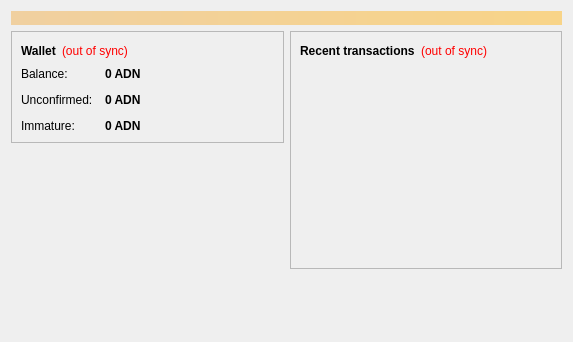
Above: src/qt/forms/overviewpage.ui from chrisfranko/litecoin before the change. Below: the same form after it.
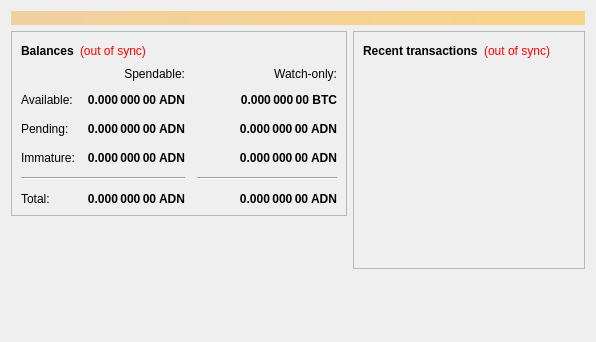
That is the form after the change.

```diff
--- a/src/qt/forms/overviewpage.ui
+++ b/src/qt/forms/overviewpage.ui
@@ -6,7 +6,7 @@
    <rect>
     <x>0</x>
     <y>0</y>
-    <width>573</width>
+    <width>596</width>
     <height>342</height>
    </rect>
   </property>
@@ -54,7 +54,7 @@
                </font>
               </property>
               <property name="text">
-               <string>Wallet</string>
+               <string>Balances</string>
               </property>
              </widget>
             </item>
@@ -75,6 +75,159 @@
              </widget>
             </item>
             <item>
+             <spacer name="horizontalSpacer_3">
+              <property name="orientation">
+               <enum>Qt::Horizontal</enum>
+              </property>
+              <property name="sizeHint" stdset="0">
+               <size>
+                <width>40</width>
+                <height>20</height>
+               </size>
+              </property>
+             </spacer>
+            </item>
+           </layout>
+          </item>
+          <item>
+           <layout class="QGridLayout" name="gridLayout">
+            <property name="spacing">
+             <number>12</number>
+            </property>
+            <item row="2" column="2">
+             <widget class="QLabel" name="labelWatchPending">
+              <property name="font">
+               <font>
+                <weight>75</weight>
+                <bold>true</bold>
+               </font>
+              </property>
+              <property name="cursor">
+               <cursorShape>IBeamCursor</cursorShape>
+              </property>
+              <property name="toolTip">
+               <string>Unconfirmed transactions to watch-only addresses</string>
+              </property>
+              <property name="text">
+               <string notr="true">0.000 000 00 ADN</string>
+              </property>
+              <property name="alignment">
+               <set>Qt::AlignRight|Qt::AlignTrailing|Qt::AlignVCenter</set>
+              </property>
+              <property name="textInteractionFlags">
+               <set>Qt::LinksAccessibleByMouse|Qt::TextSelectableByKeyboard|Qt::TextSelectableByMouse</set>
+              </property>
+             </widget>
+            </item>
+            <item row="2" column="1">
+             <widget class="QLabel" name="labelUnconfirmed">
+              <property name="font">
+               <font>
+                <weight>75</weight>
+                <bold>true</bold>
+               </font>
+              </property>
+              <property name="cursor">
+               <cursorShape>IBeamCursor</cursorShape>
+              </property>
+              <property name="toolTip">
+               <string>Total of transactions that have yet to be confirmed, and do not yet count toward the spendable balance</string>
+              </property>
+              <property name="text">
+               <string notr="true">0.000 000 00 ADN</string>
+              </property>
+              <property name="alignment">
+               <set>Qt::AlignRight|Qt::AlignTrailing|Qt::AlignVCenter</set>
+              </property>
+              <property name="textInteractionFlags">
+               <set>Qt::LinksAccessibleByMouse|Qt::TextSelectableByKeyboard|Qt::TextSelectableByMouse</set>
+              </property>
+             </widget>
+            </item>
+            <item row="3" column="2">
+             <widget class="QLabel" name="labelWatchImmature">
+              <property name="font">
+               <font>
+                <weight>75</weight>
+                <bold>true</bold>
+               </font>
+              </property>
+              <property name="cursor">
+               <cursorShape>IBeamCursor</cursorShape>
+              </property>
+              <property name="toolTip">
+               <string>Mined balance in watch-only addresses that has not yet matured</string>
+              </property>
+              <property name="text">
+               <string notr="true">0.000 000 00 ADN</string>
+              </property>
+              <property name="alignment">
+               <set>Qt::AlignRight|Qt::AlignTrailing|Qt::AlignVCenter</set>
+              </property>
+              <property name="textInteractionFlags">
+               <set>Qt::LinksAccessibleByMouse|Qt::TextSelectableByKeyboard|Qt::TextSelectableByMouse</set>
+              </property>
+             </widget>
+            </item>
+            <item row="4" column="0" colspan="2">
+             <widget class="Line" name="line">
+              <property name="orientation">
+               <enum>Qt::Horizontal</enum>
+              </property>
+             </widget>
+            </item>
+            <item row="4" column="2">
+             <widget class="Line" name="lineWatchBalance">
+              <property name="sizePolicy">
+               <sizepolicy hsizetype="Preferred" vsizetype="Fixed">
+                <horstretch>0</horstretch>
+                <verstretch>0</verstretch>
+               </sizepolicy>
+              </property>
+              <property name="minimumSize">
+               <size>
+                <width>140</width>
+                <height>0</height>
+               </size>
+              </property>
+              <property name="orientation">
+               <enum>Qt::Horizontal</enum>
+              </property>
+             </widget>
+            </item>
+            <item row="5" column="0">
+             <widget class="QLabel" name="labelTotalText">
+              <property name="text">
+               <string>Total:</string>
+              </property>
+             </widget>
+            </item>
+            <item row="3" column="1">
+             <widget class="QLabel" name="labelImmature">
+              <property name="font">
+               <font>
+                <weight>75</weight>
+                <bold>true</bold>
+               </font>
+              </property>
+              <property name="cursor">
+               <cursorShape>IBeamCursor</cursorShape>
+              </property>
+              <property name="toolTip">
+               <string>Mined balance that has not yet matured</string>
+              </property>
+              <property name="text">
+               <string notr="true">0.000 000 00 ADN</string>
+              </property>
+              <property name="alignment">
+               <set>Qt::AlignRight|Qt::AlignTrailing|Qt::AlignVCenter</set>
+              </property>
+              <property name="textInteractionFlags">
+               <set>Qt::LinksAccessibleByMouse|Qt::TextSelectableByKeyboard|Qt::TextSelectableByMouse</set>
+              </property>
+             </widget>
+            </item>
+            <item row="2" column="3">
              <spacer name="horizontalSpacer_2">
               <property name="orientation">
                <enum>Qt::Horizontal</enum>
@@ -87,28 +240,15 @@
               </property>
              </spacer>
             </item>
-           </layout>
-          </item>
-          <item>
-           <layout class="QFormLayout" name="formLayout_2">
-            <property name="fieldGrowthPolicy">
-             <enum>QFormLayout::AllNonFixedFieldsGrow</enum>
-            </property>
-            <property name="horizontalSpacing">
-             <number>12</number>
-            </property>
-            <property name="verticalSpacing">
-             <number>12</number>
-            </property>
-            <item row="0" column="0">
-             <widget class="QLabel" name="label">
+            <item row="3" column="0">
+             <widget class="QLabel" name="labelImmatureText">
               <property name="text">
-               <string>Balance:</string>
+               <string>Immature:</string>
               </property>
              </widget>
             </item>
-            <item row="0" column="1">
-             <widget class="QLabel" name="labelBalance">
+            <item row="5" column="1">
+             <widget class="QLabel" name="labelTotal">
               <property name="font">
                <font>
                 <weight>75</weight>
@@ -122,22 +262,60 @@
                <string>Your current balance</string>
               </property>
               <property name="text">
-               <string notr="true">0 ADN</string>
+               <string notr="true">0.000 000 00 ADN</string>
               </property>
+              <property name="alignment">
+               <set>Qt::AlignRight|Qt::AlignTrailing|Qt::AlignVCenter</set>
+              </property>
               <property name="textInteractionFlags">
                <set>Qt::LinksAccessibleByMouse|Qt::TextSelectableByKeyboard|Qt::TextSelectableByMouse</set>
               </property>
              </widget>
             </item>
+            <item row="5" column="2">
+             <widget class="QLabel" name="labelWatchTotal">
+              <property name="font">
+               <font>
+                <weight>75</weight>
+                <bold>true</bold>
+               </font>
+              </property>
+              <property name="cursor">
+               <cursorShape>IBeamCursor</cursorShape>
+              </property>
+              <property name="toolTip">
+               <string>Current total balance in watch-only addresses</string>
+              </property>
+              <property name="text">
+               <string notr="true">0.000 000 00 ADN</string>
+              </property>
+              <property name="alignment">
+               <set>Qt::AlignRight|Qt::AlignTrailing|Qt::AlignVCenter</set>
+              </property>
+              <property name="textInteractionFlags">
+               <set>Qt::LinksAccessibleByMouse|Qt::TextSelectableByKeyboard|Qt::TextSelectableByMouse</set>
+              </property>
+             </widget>
+            </item>
+            <item row="0" column="2">
+             <widget class="QLabel" name="labelWatchonly">
+              <property name="text">
+               <string>Watch-only:</string>
+              </property>
+              <property name="alignment">
+               <set>Qt::AlignRight|Qt::AlignTrailing|Qt::AlignVCenter</set>
+              </property>
+             </widget>
+            </item>
             <item row="1" column="0">
-             <widget class="QLabel" name="label_3">
+             <widget class="QLabel" name="labelBalanceText">
               <property name="text">
-               <string>Unconfirmed:</string>
+               <string>Available:</string>
               </property>
              </widget>
             </item>
             <item row="1" column="1">
-             <widget class="QLabel" name="labelUnconfirmed">
+             <widget class="QLabel" name="labelBalance">
               <property name="font">
                <font>
                 <weight>75</weight>
@@ -151,7 +329,35 @@
                <string>Total of transactions that have yet to be confirmed, and do not yet count toward the current balance</string>
               </property>
               <property name="text">
-               <string notr="true">0 ADN</string>
+               <string notr="true">0.000 000 00 ADN</string>
+              </property>
+              <property name="alignment">
+               <set>Qt::AlignRight|Qt::AlignTrailing|Qt::AlignVCenter</set>
+              </property>
+              <property name="textInteractionFlags">
+               <set>Qt::LinksAccessibleByMouse|Qt::TextSelectableByKeyboard|Qt::TextSelectableByMouse</set>
+              </property>
+             </widget>
+            </item>
+            <item row="1" column="2">
+             <widget class="QLabel" name="labelWatchAvailable">
+              <property name="font">
+               <font>
+                <weight>75</weight>
+                <bold>true</bold>
+               </font>
+              </property>
+              <property name="cursor">
+               <cursorShape>IBeamCursor</cursorShape>
+              </property>
+              <property name="toolTip">
+               <string>Your current balance in watch-only addresses</string>
+              </property>
+              <property name="text">
+               <string notr="true">0.000 000 00 BTC</string>
+              </property>
+              <property name="alignment">
+               <set>Qt::AlignRight|Qt::AlignTrailing|Qt::AlignVCenter</set>
               </property>
               <property name="textInteractionFlags">
                <set>Qt::LinksAccessibleByMouse|Qt::TextSelectableByKeyboard|Qt::TextSelectableByMouse</set>
@@ -159,28 +365,19 @@
              </widget>
             </item>
             <item row="2" column="0">
-             <widget class="QLabel" name="labelImmatureText">
+             <widget class="QLabel" name="labelPendingText">
               <property name="text">
-               <string>Immature:</string>
+               <string>Pending:</string>
               </property>
              </widget>
             </item>
-            <item row="2" column="1">
-             <widget class="QLabel" name="labelImmature">
-              <property name="font">
-               <font>
-                <weight>75</weight>
-                <bold>true</bold>
-               </font>
-              </property>
-              <property name="toolTip">
-               <string>Mined balance that has not yet matured</string>
-              </property>
+            <item row="0" column="1">
+             <widget class="QLabel" name="labelSpendable">
               <property name="text">
-               <string notr="true">0 ADN</string>
+               <string>Spendable:</string>
               </property>
-              <property name="textInteractionFlags">
-               <set>Qt::LinksAccessibleByMouse|Qt::TextSelectableByKeyboard|Qt::TextSelectableByMouse</set>
+              <property name="alignment">
+               <set>Qt::AlignRight|Qt::AlignTrailing|Qt::AlignVCenter</set>
               </property>
              </widget>
             </item>
@@ -219,8 +416,14 @@
            <layout class="QHBoxLayout" name="horizontalLayout_2">
             <item>
              <widget class="QLabel" name="label_4">
+              <property name="font">
+               <font>
+                <weight>75</weight>
+                <bold>true</bold>
+               </font>
+              </property>
               <property name="text">
-               <string>&lt;b&gt;Recent transactions&lt;/b&gt;</string>
+               <string>Recent transactions</string>
               </property>
              </widget>
             </item>
```
Left out of the diff: 10 changed lines with no effect on the pictures.
